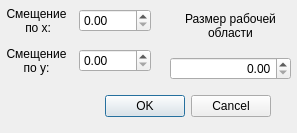
First picture: the form in ui/create_space.ui, repository SPC-project/Regular-Divider, before the edit.
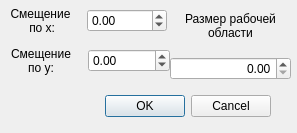
Second picture: the form after the edit.

What changed in the file:
```diff
--- a/ui/create_space.ui
+++ b/ui/create_space.ui
@@ -34,7 +34,7 @@
     <rect>
      <x>0</x>
      <y>0</y>
-     <width>151</width>
+     <width>167</width>
      <height>41</height>
     </rect>
    </property>
@@ -51,7 +51,14 @@
      </widget>
     </item>
     <item>
-     <widget class="QDoubleSpinBox" name="start_x"/>
+     <widget class="QDoubleSpinBox" name="start_x">
+      <property name="minimum">
+       <double>-1000.000000000000000</double>
+      </property>
+      <property name="maximum">
+       <double>1000.000000000000000</double>
+      </property>
+     </widget>
     </item>
    </layout>
   </widget>
@@ -60,7 +67,7 @@
     <rect>
      <x>0</x>
      <y>40</y>
-     <width>151</width>
+     <width>170</width>
      <height>41</height>
     </rect>
    </property>
@@ -77,7 +84,14 @@
      </widget>
     </item>
     <item>
-     <widget class="QDoubleSpinBox" name="start_y"/>
+     <widget class="QDoubleSpinBox" name="start_y">
+      <property name="minimum">
+       <double>-1000.000000000000000</double>
+      </property>
+      <property name="maximum">
+       <double>10000.000000000000000</double>
+      </property>
+     </widget>
     </item>
    </layout>
   </widget>
```
